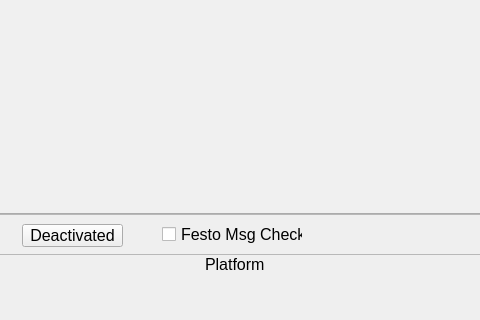
Before: the Qt Designer form main_gui.ui in michaelmargolis/MdxMotionPlatformV3, drawn with Qt 5; both pictures show x 165 to 645 and y 156 to 476 of the 804 by 476 pixel window.
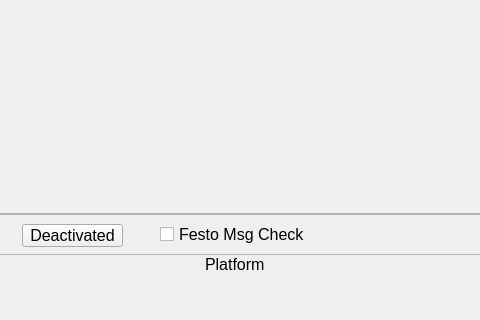
After: the same form once the commit is applied.

Commit message: updated gui for improved presentation on Linux

The edit to the form file:
```diff
--- a/main_gui.ui
+++ b/main_gui.ui
@@ -259,9 +259,9 @@
     <widget class="QCheckBox" name="chk_festo_wait">
      <property name="geometry">
       <rect>
-       <x>320</x>
+       <x>318</x>
        <y>10</y>
-       <width>141</width>
+       <width>161</width>
        <height>21</height>
       </rect>
      </property>
```
The commit also changes 6 other files.
